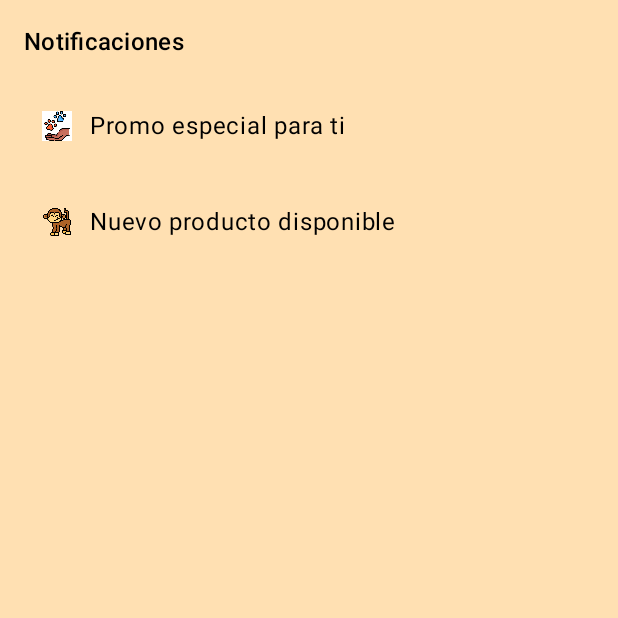
After one commit to albieri765/Mimos, an Android app built with Jetpack Compose: the composable NotificationDrawerContent shown on its own in the app's theme, on a phone screen of 412 x 824 dp, the top half of it. The commit adds this screen. Run offline under Robolectric (Android 15) with nearby library versions, the phone set to English and light mode, and no system bars.

Commit message:
Septimo commit: Se pudo añadir un draw para las notificaciones con descripcion e imagen

```diff
--- /dev/null
+++ b/app/src/main/java/com/example/mimos/screens/components/NotificationDrawerContent.kt
@@ -0,0 +1,77 @@
+package com.example.mimos.screens.components
+
+import androidx.compose.foundation.Image
+import androidx.compose.foundation.background
+import androidx.compose.foundation.clickable
+import androidx.compose.foundation.layout.*
+import androidx.compose.material.icons.Icons
+import androidx.compose.material.icons.filled.Notifications
+import androidx.compose.material3.*
+import androidx.compose.runtime.Composable
+import androidx.compose.ui.Alignment
+import androidx.compose.ui.Modifier
+import androidx.compose.ui.graphics.Color
+import androidx.compose.ui.res.painterResource
+import androidx.compose.ui.unit.dp
+import com.example.mimos.R
+
+
+
+@Composable
+fun NotificationDrawerContent(
+    onClose: () -> Unit,
+    onItemClick: (String) -> Unit
+) {
+    Column(
+        modifier = Modifier
+            .fillMaxSize()
+            .background(Color(0xFFFFE0B2))
+            .padding(16.dp)
+    ) {
+        Text(
+            text = "Notificaciones",
+            style = MaterialTheme.typography.titleMedium,
+            color = Color.Black,
+            modifier = Modifier.padding(bottom = 16.dp)
+        )
+
+        NotificationItem(
+            imageResId = R.drawable.ic_notificaciona,
+            title = "Promo especial para ti",
+            onClick = { onItemClick("promo") }
+        )
+
+        Spacer(modifier = Modifier.height(8.dp))
+
+        NotificationItem(
+            imageResId = R.drawable.ic_notificacionb,
+            title = "Nuevo producto disponible",
+            onClick = { onItemClick("nuevo") }
+        )
+
+    }
+}
+
+@Composable
+fun NotificationItem(
+    imageResId: Int,
+    title: String,
+    onClick: () -> Unit
+) {
+    Row(
+        modifier = Modifier
+            .fillMaxWidth()
+            .clickable { onClick() }
+            .padding(12.dp),
+        verticalAlignment = Alignment.CenterVertically
+    ) {
+        Image(
+            painter = painterResource(id = imageResId),
+            contentDescription = title,
+            modifier = Modifier
+                .size(32.dp)
+                .padding(end = 12.dp)
+        )
+        Text(text = title, color = Color.Black)
+    }
+}
```
Also changed, not shown: app/src/main/java/com/example/mimos/screens/MainScreen.kt (+32 -19 lines), app/src/main/java/com/example/mimos/screens/components/TopHeader.kt (+13 -15 lines), app/src/main/res/drawable/ic_notificaciona.png (added), app/src/main/res/drawable/ic_notificacionb.png (added).
